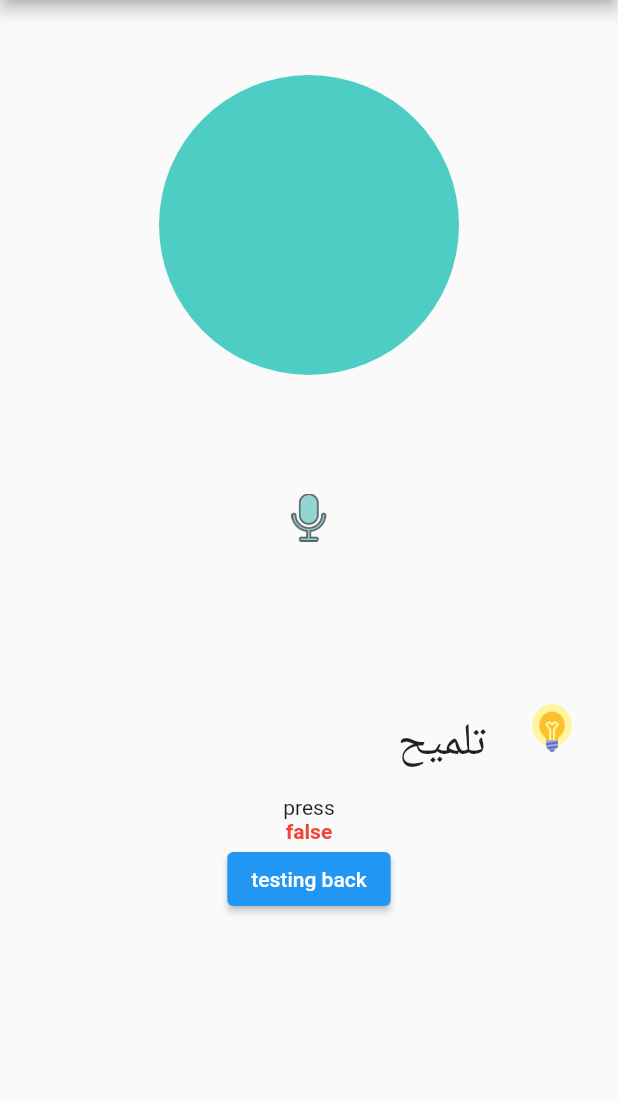
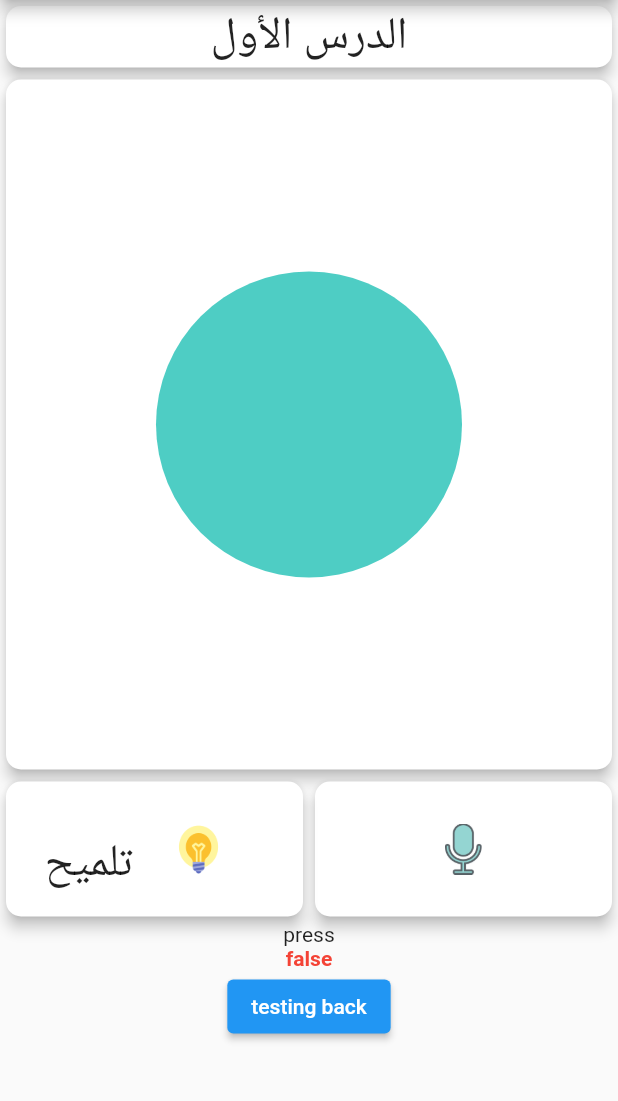
Before and after one commit to AfnanSD/Tamakan, a Flutter app: the Lesson screen opened directly, on a phone screen of 412 x 824 dp, the part 84-1185 px from its top. Run offline on Flutter 3.47's test engine with Material 2 defaults, Android fonts, the light colour scheme and no system bars; drawn by our look-alikes of avatar_glow; our stand-ins replace audioplayers, cloud_firestore, firebase_core, firebase_storage, rxdart, speech_to_text; missing offline and left inert: google_speech, sound_stream; accounts and stored records are empty; project files that could hold a hidden picture were left out.

Commit message:
improve UI

```diff
--- a/tamakan/lib/View/lesson.dart
+++ b/tamakan/lib/View/lesson.dart
@@ -49,7 +49,27 @@ class _LessonState extends State<Lesson> {
           // title: Text('لعبة الحروف'),
           // centerTitle: true,
         ),
-        body: practice(widget.lessonID),
+        body: Column(
+          children: [
+            Card(
+              elevation: 4,
+              shape: RoundedRectangleBorder(
+                borderRadius: BorderRadius.circular(10),
+              ),
+              child: Container(
+                child: Center(
+                    child: Text(
+                  'الدرس الأول',
+                  style: TextStyle(
+                    fontSize: 30,
+                  ),
+                )),
+                width: double.infinity,
+              ),
+            ),
+            practice(widget.lessonID)
+          ],
+        ),
       ),
     );
   }
@@ -59,45 +79,76 @@ class _LessonState extends State<Lesson> {
     getCorrectText(id);
     return Column(
       children: [
-        SizedBox(
-          height: 50,
+        // SizedBox(
+        //   height: 50,
+        // ),
+        Container(
+          width: double.infinity,
+          child: Card(
+            elevation: 4,
+            shape: RoundedRectangleBorder(
+              borderRadius: BorderRadius.circular(10),
             ),
-        CircleAvatar(
-          maxRadius: 100,
+            child: Padding(
+              padding: const EdgeInsets.all(100),
+              child: CircleAvatar(
+                maxRadius: 130,
                 backgroundColor: Color(0xff4ECDC4), //4ECDC4
                 child: Text(
                   lesson,
                   style: TextStyle(color: Color(0xffFFE66D), fontSize: 100),
                 ),
               ),
-        SizedBox(
-          height: 50,
             ),
+          ),
+        ),
+        // SizedBox(
+        //   height: 50,
+        // ),
         Row(
+          children: [
+            Expanded(
+              child: Card(
+                color: isListening ? Color(0xffF7FFF7) : Colors.white,
+                elevation: 4,
+                shape: RoundedRectangleBorder(
+                  borderRadius: BorderRadius.circular(10),
+                ),
+                child: Row(
                   mainAxisAlignment: MainAxisAlignment.center,
                   children: [
                     Container(
                       height: 50,
                       margin: EdgeInsets.all(20),
-              child: AvatarGlow(
-                animate: isListening,
-                glowColor: Theme.of(context).primaryColor,
-                duration: const Duration(milliseconds: 2000),
-                repeatPauseDuration: const Duration(milliseconds: 100),
-                repeat: true,
-                endRadius: 75.0,
                       child: IconButton(
                         icon: Image.asset('assets/images/mic.png'),
                         onPressed: listen,
                       ),
-              ),
+                      // AvatarGlow(
+                      //   animate: isListening,
+                      //   glowColor: Theme.of(context).primaryColor,
+                      //   duration: const Duration(milliseconds: 2000),
+                      //   repeatPauseDuration: const Duration(milliseconds: 100),
+                      //   repeat: true,
+                      //   endRadius: 75.0,
+                      //   child: IconButton(
+                      //     icon: Image.asset('assets/images/mic.png'),
+                      //     onPressed: listen,
+                      //   ),
+                      // ),
                     )
                   ],
                 ),
-        SizedBox(
-          height: 50,
               ),
-        Row(
+            ),
+            Expanded(
+              child: Card(
+                elevation: 4,
+                shape: RoundedRectangleBorder(
+                  borderRadius: BorderRadius.circular(10),
+                ),
+                child: Row(
+                  mainAxisAlignment: MainAxisAlignment.center,
                   children: [
                     Container(
                       height: 50,
@@ -111,7 +162,8 @@ class _LessonState extends State<Lesson> {
                           final storageRef = FirebaseStorage.instance.ref();
 
                           // Create a reference with an initial file path and name
-                  final pathReference = storageRef.child("/practices/ألف.mp3");
+                          final pathReference =
+                              storageRef.child("/practices/ألف.mp3");
                           // Create a reference to a file from a Google Cloud Storage URI
                           final gsReference = FirebaseStorage.instance.refFromURL(
                               "gs://tamakan-ef69b.appspot.com/practices/ألف.mp3");
@@ -133,6 +185,57 @@ class _LessonState extends State<Lesson> {
                     )
                   ],
                 ),
+              ),
+            ),
+          ],
+        ),
+        // SizedBox(
+        //   height: 50,
+        // ),
+        // Card(
+        //   elevation: 4,
+        //   shape: RoundedRectangleBorder(
+        //     borderRadius: BorderRadius.circular(10),
+        //   ),
+        //   child: Row(
+        //     mainAxisAlignment: MainAxisAlignment.center,
+        //     children: [
+        //       Container(
+        //         height: 50,
+        //         margin: EdgeInsets.all(20),
+        //         child: IconButton(
+        //           icon: Image.asset('assets/images/lightbulb.png'),
+        //           onPressed: () async {
+        //             //for finding refernce only  !?
+
+        //             // Create a storage reference from our app
+        //             final storageRef = FirebaseStorage.instance.ref();
+
+        //             // Create a reference with an initial file path and name
+        //             final pathReference =
+        //                 storageRef.child("/practices/ألف.mp3");
+        //             // Create a reference to a file from a Google Cloud Storage URI
+        //             final gsReference = FirebaseStorage.instance.refFromURL(
+        //                 "gs://tamakan-ef69b.appspot.com/practices/ألف.mp3");
+
+        //             // print(await gsReference.getDownloadURL());
+        //             // await player.play(
+        //             //     DeviceFileSource(await gsReference.getDownloadURL()));
+
+        //             await player.play(DeviceFileSource(recordURL));
+        //           },
+        //         ),
+        //       ),
+        //       Container(
+        //         margin: EdgeInsets.fromLTRB(0, 20, 0, 0),
+        //         child: Text(
+        //           'تلميح',
+        //           style: TextStyle(fontSize: 30),
+        //         ),
+        //       )
+        //     ],
+        //   ),
+        // ),
         SingleChildScrollView(
           reverse: true,
           child: Text(text),
```
Lines whose indentation alone changed are shown as unchanged.
